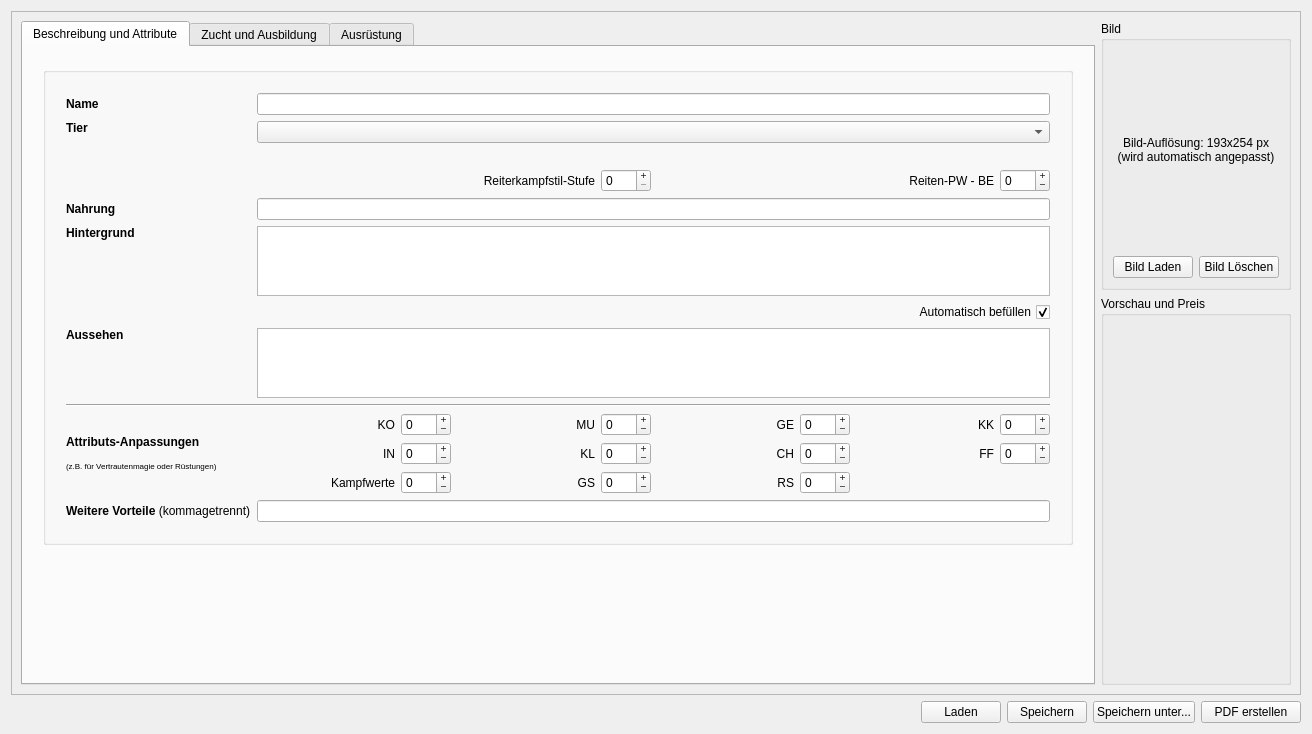
The window that Tierbegleiter/UI/TierbegleiterMain.ui (brzGatsu/SephrastoPlugins) describes before a commit, drawn with Qt 5.
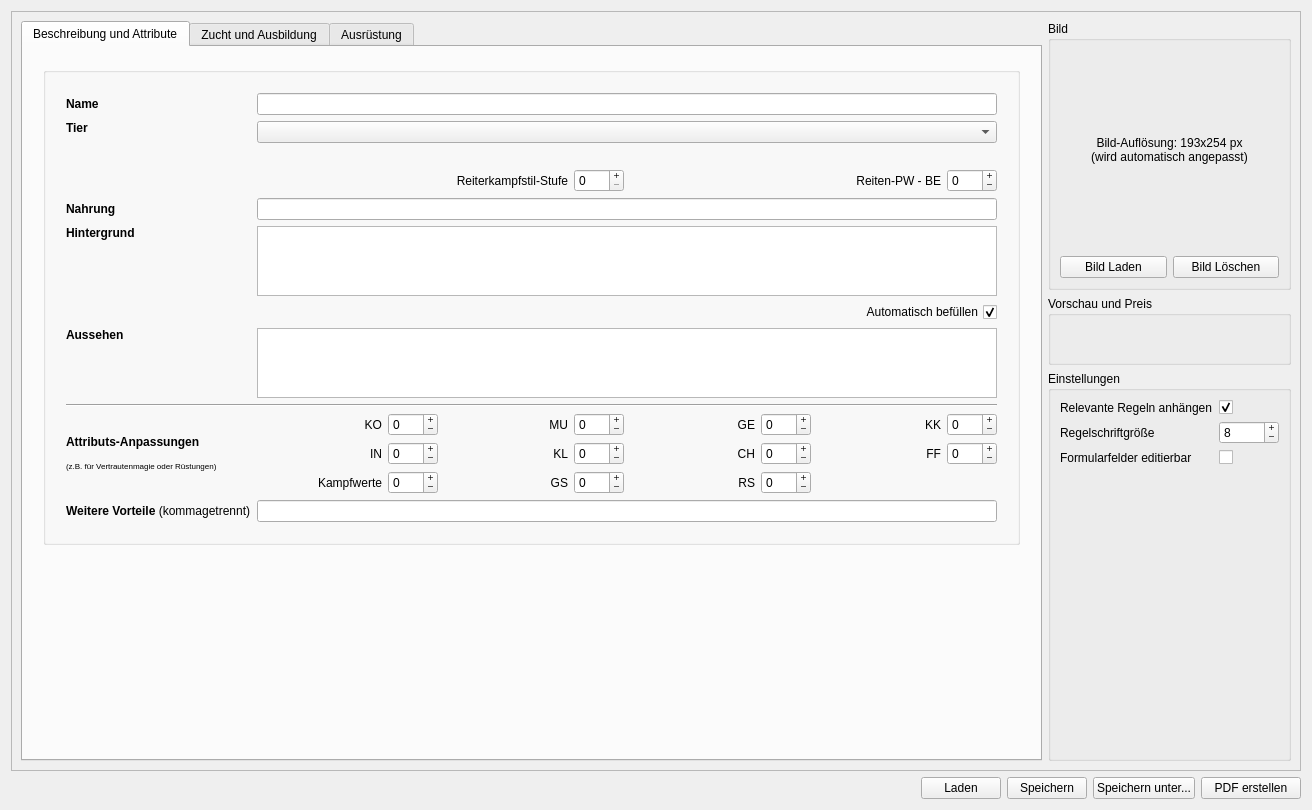
The same window after the commit.

Commit message: - Manöverkarten plugin complete rework - RuestungenPlus: fixed some potential crashes, added tooltips to Rüstungseigenschaften - Tierbegleiter: new settings for adding cheatsheet, cheatsheet font size and pdf flattening - Tragkraft plugin: new uses AbgeleiteteWert to display and calculate TK - Rest is just compability updates

Diff of the .ui file:
```diff
--- a/Tierbegleiter/UI/TierbegleiterMain.ui
+++ b/Tierbegleiter/UI/TierbegleiterMain.ui
@@ -10,7 +10,7 @@
     <x>0</x>
     <y>0</y>
     <width>1312</width>
-    <height>734</height>
+    <height>810</height>
    </rect>
   </property>
   <property name="sizePolicy">
@@ -34,7 +34,7 @@
         <x>0</x>
         <y>0</y>
         <width>1288</width>
-        <height>673</height>
+        <height>749</height>
        </rect>
       </property>
       <layout class="QGridLayout" name="gridLayout_4">
@@ -1210,7 +1210,51 @@
               </property>
              </widget>
             </item>
-            <item>
+           </layout>
+          </widget>
+         </item>
+         <item>
+          <widget class="QGroupBox" name="groupBox_5">
+           <property name="title">
+            <string>Einstellungen</string>
+           </property>
+           <layout class="QGridLayout" name="gridLayout_7">
+            <item row="2" column="1">
+             <widget class="QSpinBox" name="spinRegelnGroesse">
+              <property name="minimumSize">
+               <size>
+                <width>60</width>
+                <height>0</height>
+               </size>
+              </property>
+              <property name="maximumSize">
+               <size>
+                <width>60</width>
+                <height>16777215</height>
+               </size>
+              </property>
+              <property name="buttonSymbols">
+               <enum>QAbstractSpinBox::PlusMinus</enum>
+              </property>
+              <property name="minimum">
+               <number>6</number>
+              </property>
+              <property name="maximum">
+               <number>18</number>
+              </property>
+              <property name="value">
+               <number>8</number>
+              </property>
+             </widget>
+            </item>
+            <item row="2" column="0">
+             <widget class="QLabel" name="label_20">
+              <property name="text">
+               <string>Regelschriftgröße</string>
+              </property>
+             </widget>
+            </item>
+            <item row="6" column="1">
              <spacer name="verticalSpacer_4">
               <property name="orientation">
                <enum>Qt::Vertical</enum>
@@ -1218,11 +1262,42 @@
               <property name="sizeHint" stdset="0">
                <size>
                 <width>20</width>
-                <height>40</height>
+                <height>0</height>
                </size>
               </property>
              </spacer>
             </item>
+            <item row="1" column="1">
+             <widget class="QCheckBox" name="checkRegeln">
+              <property name="text">
+               <string/>
+              </property>
+              <property name="checked">
+               <bool>true</bool>
+              </property>
+             </widget>
+            </item>
+            <item row="1" column="0">
+             <widget class="QLabel" name="label_21">
+              <property name="text">
+               <string>Relevante Regeln anhängen</string>
+              </property>
+             </widget>
+            </item>
+            <item row="4" column="0">
+             <widget class="QLabel" name="label_22">
+              <property name="text">
+               <string>Formularfelder editierbar</string>
+              </property>
+             </widget>
+            </item>
+            <item row="4" column="1">
+             <widget class="QCheckBox" name="checkEditierbar">
+              <property name="text">
+               <string/>
+              </property>
+             </widget>
+            </item>
            </layout>
           </widget>
          </item>
```
The commit also changes 98 other files.
